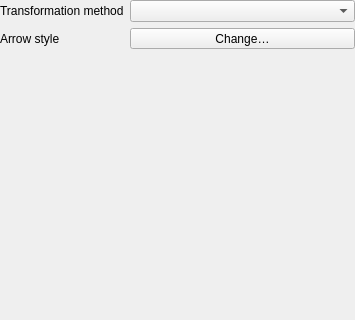
Qt form vector_correction/ui/settings.ui (north-road/vector_correction) before a commit; both pictures show x 0 to 355 and y 0 to 320 of the 355 by 628 pixel window.
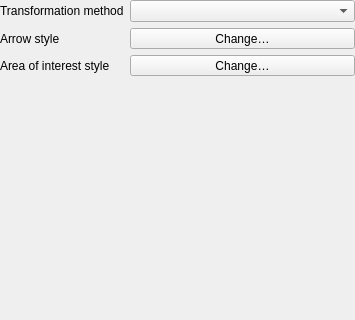
The same form after that commit. Custom widgets are drawn as their Qt base class.

Commit message: Add tool for drawing area of interest

```diff
--- a/vector_correction/ui/settings.ui
+++ b/vector_correction/ui/settings.ui
@@ -36,7 +36,7 @@
    <item row="0" column="1">
     <widget class="QComboBox" name="combo_method"/>
    </item>
-   <item row="2" column="1">
+   <item row="3" column="1">
     <spacer name="verticalSpacer">
      <property name="orientation">
       <enum>Qt::Vertical</enum>
@@ -69,6 +69,26 @@
      </property>
     </widget>
    </item>
+   <item row="2" column="0">
+    <widget class="QLabel" name="label_3">
+     <property name="text">
+      <string>Area of interest style</string>
+     </property>
+    </widget>
+   </item>
+   <item row="2" column="1">
+    <widget class="QgsSymbolButton" name="extent_style_button">
+     <property name="sizePolicy">
+      <sizepolicy hsizetype="Expanding" vsizetype="Fixed">
+       <horstretch>0</horstretch>
+       <verstretch>0</verstretch>
+      </sizepolicy>
+     </property>
+     <property name="text">
+      <string>Change…</string>
+     </property>
+    </widget>
+   </item>
   </layout>
  </widget>
  <customwidgets>
```
Left out of the diff: 28 changed lines with no effect on the pictures. The commit also changes 6 other files.
